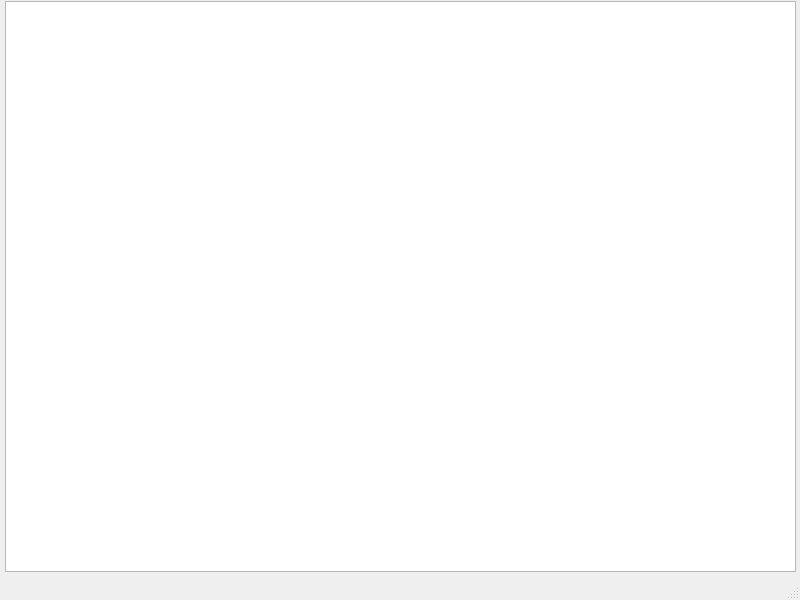
This is Sprite_Editor_Extreme/previewwindow.ui in jokthefoo/Sprite-Editor as Qt 5 draws it before an edit. The edited form follows.
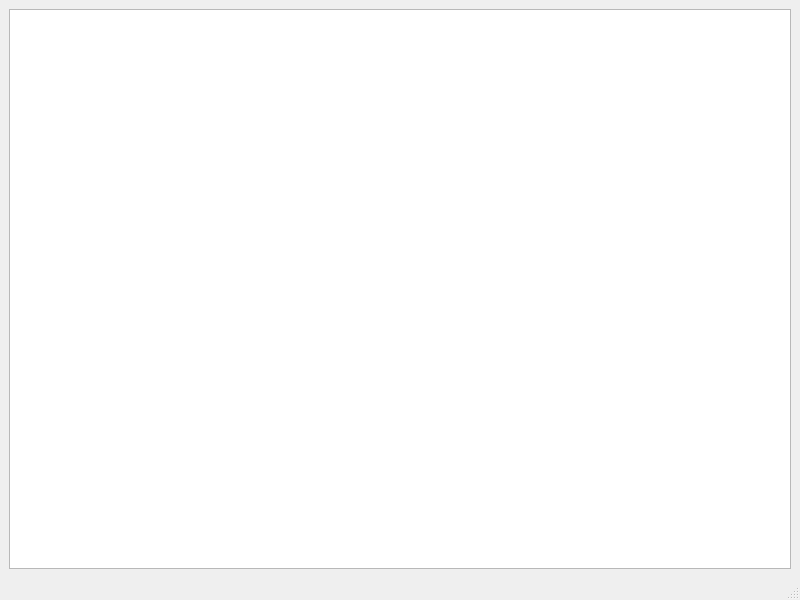
This is the edited form.

Commit message:
Added a layout to preview
added a layout so the graphics view would scale

Patch:
```diff
--- a/Sprite_Editor_Extreme/previewwindow.ui
+++ b/Sprite_Editor_Extreme/previewwindow.ui
@@ -17,16 +17,11 @@
    <string notr="true"/>
   </property>
   <widget class="QWidget" name="centralwidget">
-   <widget class="QGraphicsView" name="graphicsView">
-    <property name="geometry">
-     <rect>
-      <x>5</x>
-      <y>1</y>
-      <width>791</width>
-      <height>571</height>
-     </rect>
-    </property>
-   </widget>
+   <layout class="QHBoxLayout" name="horizontalLayout">
+    <item>
+     <widget class="QGraphicsView" name="graphicsView"/>
+    </item>
+   </layout>
   </widget>
   <widget class="QMenuBar" name="menubar">
    <property name="geometry">
```
Left out of the diff: 2 changed lines with no effect on the pictures.
